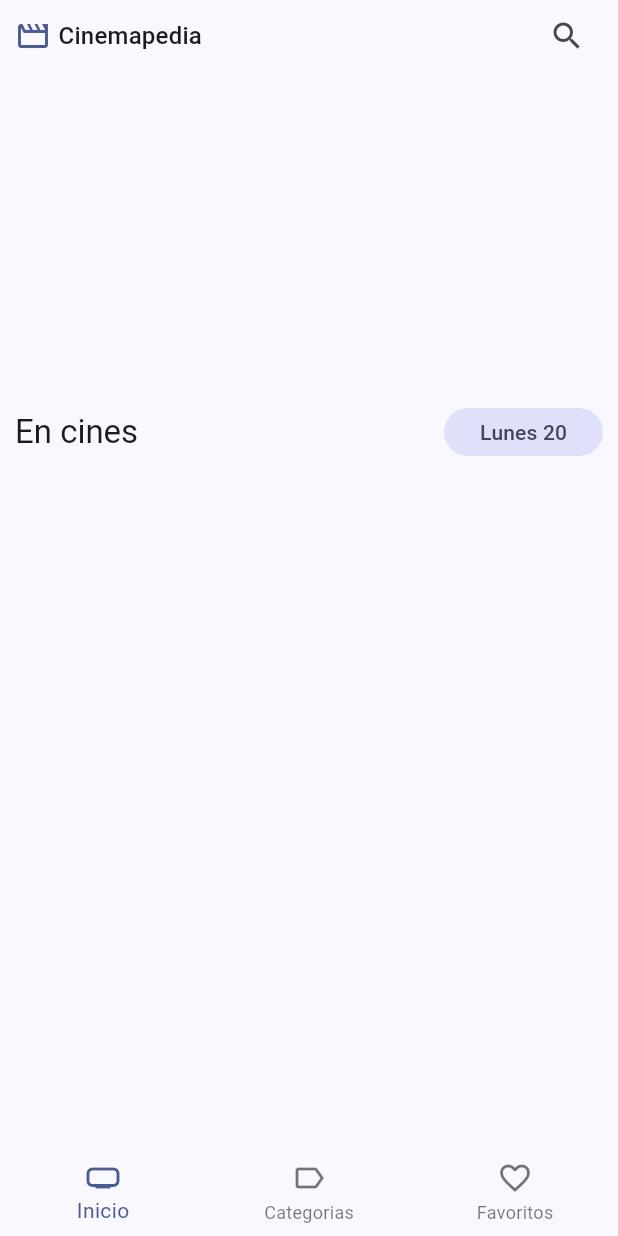
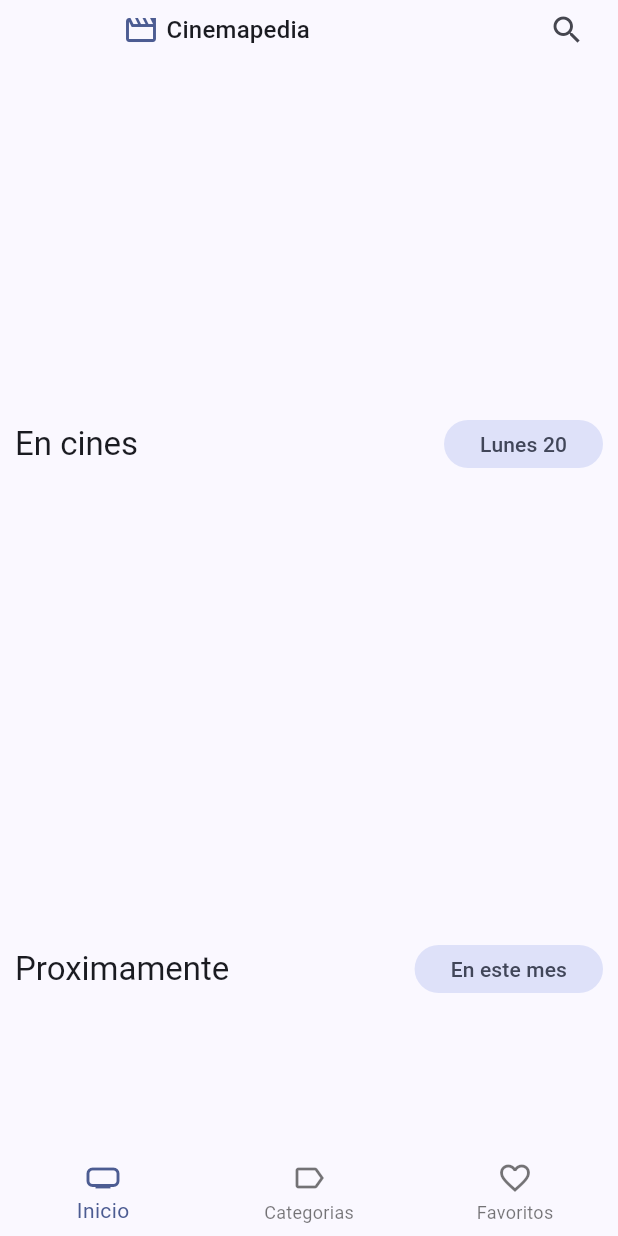
Before and after one commit to Jisap/CursoFlutter-04_Cinemapedia, a Flutter app: the screen it shows after launch, on a phone screen of 412 x 824 dp. Run offline on Flutter 3.47's test engine with Material 2 defaults, Android fonts, the phone set to English and light mode, and no system bars; drawn by our look-alikes of card_swiper; our stand-ins replace animate_do, dio, flutter_dotenv, flutter_riverpod, go_router; network calls fail.

```diff
--- a/lib/presentation/screens/movies/home_screen.dart
+++ b/lib/presentation/screens/movies/home_screen.dart
@@ -42,10 +42,22 @@ class _HomeViewState extends ConsumerState<_HomeView> {
     final nowPlayingMovies = ref.watch( nowPlayingMoviesProvider );  // Cuando el estado cambia reconstruye el widget.
     final slideShowMovies = ref.watch( moviesSlideshowProvider );    // Usaremos el provider del slideshow basado en provider ppal para mostrar en la cabezera solo 6 resultados
 
+    return CustomScrollView(
+      slivers: [
+
+        const SliverAppBar(
+          floating: true,
+          flexibleSpace: FlexibleSpaceBar(
+            title: CustomAppbar(),
+          ),
+        ),
+
+        SliverList(delegate: SliverChildBuilderDelegate(
+          (context, index){
             return Column(
               children: [
 
-        CustomAppbar(),
+                //CustomAppbar(),
 
                 MoviesSlideshow(movies: slideShowMovies),
 
@@ -57,6 +69,35 @@ class _HomeViewState extends ConsumerState<_HomeView> {
                     ref.read(nowPlayingMoviesProvider.notifier).loadNextPage(); // movies_providers lee el movies_repository_provider y este a su vez el movieRepositoryImpl
                   },
                 ),
+
+                MovieHorizontalListview(
+                  movies: nowPlayingMovies,
+                  title: 'Proximamente',
+                  subTitle: 'En este mes',
+                  loadNextPage: () {
+                    ref.read(nowPlayingMoviesProvider.notifier).loadNextPage(); // movies_providers lee el movies_repository_provider y este a su vez el movieRepositoryImpl
+                  },
+                ),
+
+                MovieHorizontalListview(
+                  movies: nowPlayingMovies,
+                  title: 'Populares',
+                  subTitle: 'Lunes 20',
+                  loadNextPage: () {
+                    ref.read(nowPlayingMoviesProvider.notifier).loadNextPage(); // movies_providers lee el movies_repository_provider y este a su vez el movieRepositoryImpl
+                  },
+                ),
+
+                MovieHorizontalListview(
+                  movies: nowPlayingMovies,
+                  title: 'Mejor calificadas',
+                  subTitle: 'De siempre',
+                  loadNextPage: () {
+                    ref.read(nowPlayingMoviesProvider.notifier).loadNextPage(); // movies_providers lee el movies_repository_provider y este a su vez el movieRepositoryImpl
+                  },
+                ),
+
+                const SizedBox( height: 10 ),
 
                 // Expanded(
                 //   child: ListView.builder(
@@ -71,5 +112,11 @@ class _HomeViewState extends ConsumerState<_HomeView> {
                 // )
               ],
             );
+          },
+          childCount: 1
+        )),
+
+      ]
+    );
   }
 }
```
Lines whose indentation alone changed are shown as unchanged.
